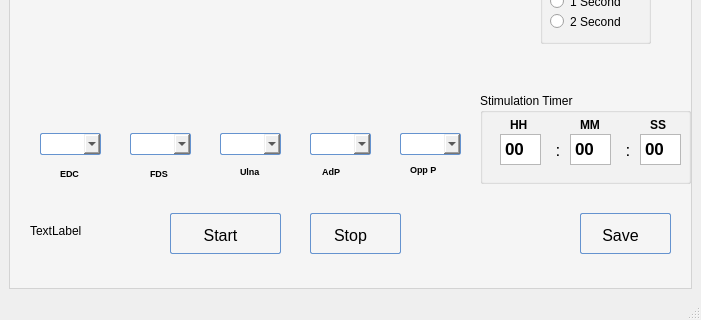
The window that POML060_v1/stageprogram.ui (viniltc/POML060) describes before a commit, drawn with Qt 5; both pictures show x 0 to 701 and y 233 to 553 of the 701 by 553 pixel window.
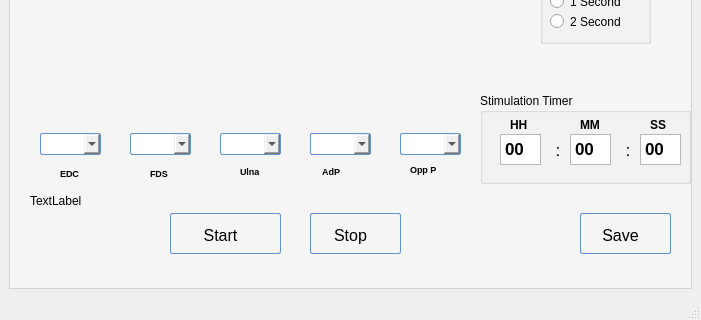
The same window after the commit. Icons and pictures are not drawn. Custom widgets are drawn as their Qt base class.

What changed in the file:
```diff
--- a/POML060_v1/stageprogram.ui
+++ b/POML060_v1/stageprogram.ui
@@ -1247,8 +1247,8 @@
         <property name="geometry">
          <rect>
           <x>20</x>
-          <y>400</y>
-          <width>91</width>
+          <y>370</y>
+          <width>631</width>
           <height>16</height>
          </rect>
         </property>
```
